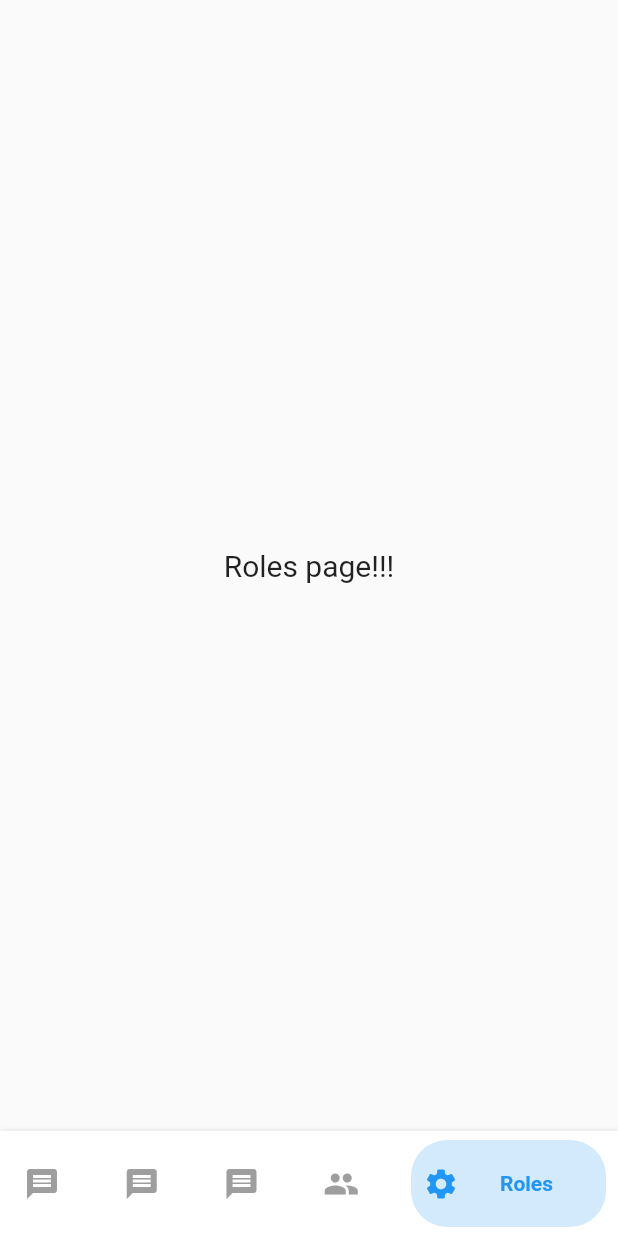
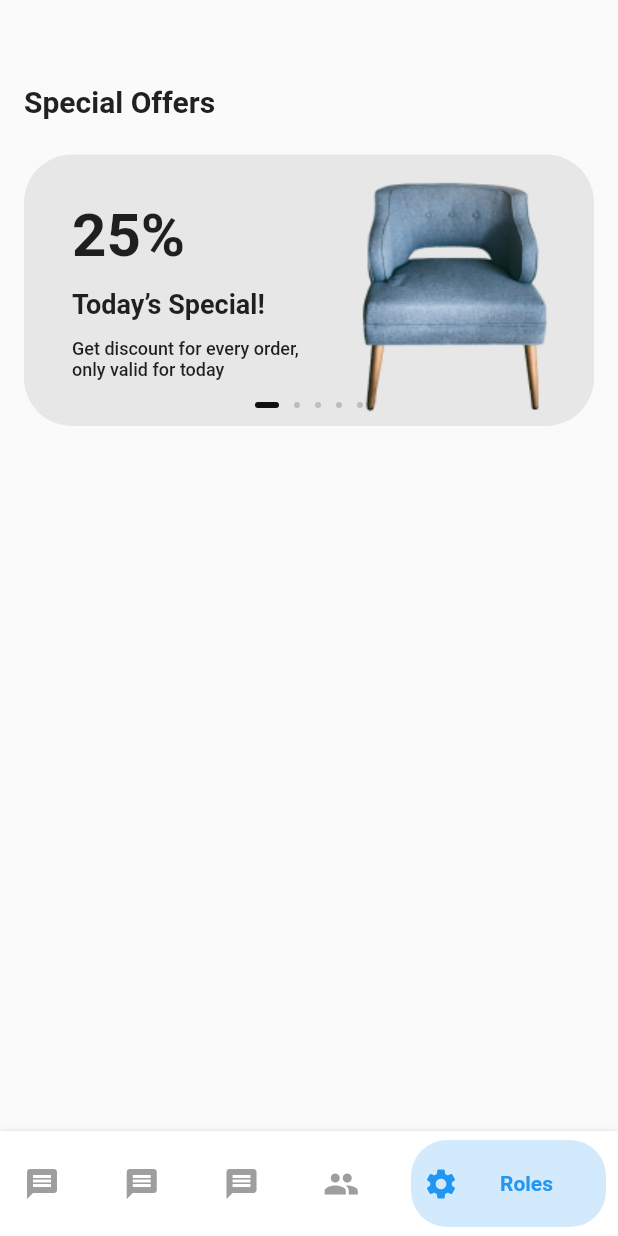
Before and after one commit to TranVDuy/flutter_manager_app, a Flutter app: the Dashboard screen opened directly, item 5 of the bottom bar chosen, on a phone screen of 412 x 824 dp. Run offline on Flutter 3.47's test engine with Material 2 defaults, Android fonts, the light colour scheme and no system bars; our stand-ins replace device_preview, flutter_svg, get; network calls fail.

Commit message:
carousel image

```diff
--- a/lib/app_properties.dart
+++ b/lib/app_properties.dart
@@ -5,6 +5,7 @@ const Color mediumYellow = Color(0xffFDB846);
 const Color darkYellow = Color(0xffE99E22);
 const Color transparentYellow = Color.fromRGBO(253, 184, 70, 0.7);
 const Color darkGrey = Color(0xff202020);
+const Color titleColor = Color(0xFF212121);
 
 const LinearGradient mainButton = LinearGradient(colors: [
   Color.fromRGBO(236, 60, 3, 1),
--- /dev/null
+++ b/lib/model/carousel_item.dart
@@ -0,0 +1,46 @@
+class CarouselItem {
+  final String discount;
+  final String title;
+  final String detail;
+  final String icon;
+
+  CarouselItem({
+    required this.discount,
+    required this.title,
+    required this.detail,
+    required this.icon,
+  });
+}
+
+final homeCarouselItems = <CarouselItem>[
+  CarouselItem(
+    discount: '25%',
+    title: "Today’s Special!",
+    detail: 'Get discount for every order, only valid for today',
+    icon: 'assets/sofa.png',
+  ),
+  CarouselItem(
+    discount: '35%',
+    title: "Tomorrow will be better!",
+    detail: 'Please give us a star!',
+    icon: 'assets/shiny_chair.png',
+  ),
+  CarouselItem(
+    discount: '100%',
+    title: "Not discount today!",
+    detail: 'If you have any problem, contact us',
+    icon: 'assets/lamp.png',
+  ),
+  CarouselItem(
+    discount: '75%',
+    title: "It's for you!",
+    detail: 'Wish you have a funny time',
+    icon: 'assets/plastic_chair@2x.png',
+  ),
+  CarouselItem(
+    discount: '65%',
+    title: "Make yourself at home!",
+    detail: 'If you have any confuse, let we now',
+    icon: 'assets/book_case@2x.png',
+  ),
+];
--- a/lib/pages/categories/categories.dart
+++ b/lib/pages/categories/categories.dart
@@ -4,6 +4,8 @@ import 'package:get/get.dart';
 import 'package:product_manager/model/category.dart';
 import 'package:product_manager/pages/categories/categories_controller.dart';
 import 'package:product_manager/pages/categories/staggered_category_card.dart';
+
+import '../../app_properties.dart';
 
 class CategoriesPage extends StatefulWidget {
   @override
@@ -77,10 +79,9 @@ class _CategoriesPageState extends State<CategoriesPage> {
                 child: Text(
                   'Category List',
                   style: TextStyle(
-                    color: Colors.black,
-                    fontSize: 22,
-                    fontWeight: FontWeight.bold,
-                  ),
+                      fontWeight: FontWeight.bold,
+                      fontSize: 20,
+                      color: titleColor),
                 ),
               ),
             ),
--- /dev/null
+++ b/lib/pages/roles/carousel/carousel.dart
@@ -0,0 +1,139 @@
+import 'package:flutter/material.dart';
+import 'package:product_manager/app_properties.dart';
+import 'package:product_manager/model/carousel_item.dart';
+
+import '../../../model/category.dart';
+import 'carousel_widget.dart';
+
+class Carousel extends StatefulWidget {
+  const Carousel({super.key});
+
+  @override
+  State<Carousel> createState() => _CarouselState();
+}
+
+class _CarouselState extends State<Carousel> {
+  late final List<CarouselItem> specials = homeCarouselItems;
+
+  int selectIndex = 0;
+
+  @override
+  Widget build(BuildContext context) {
+    return Column(
+      children: [
+        _buildTitle(),
+        const SizedBox(height: 24),
+        Stack(children: [
+          Container(
+            height: 181,
+            decoration: const BoxDecoration(
+              color: Color(0xFFE7E7E7),
+              borderRadius: BorderRadius.all(Radius.circular(32)),
+            ),
+            child: PageView.builder(
+              itemBuilder: (context, index) {
+                final data = specials[index];
+                return CarouselWidget(context, data: data, index: index);
+              },
+              itemCount: specials.length,
+              allowImplicitScrolling: true,
+              onPageChanged: (value) {
+                setState(() => selectIndex = value);
+              },
+            ),
+          ),
+          _buildPageIndicator()
+        ]),
+        const SizedBox(height: 24),
+        // GridView.builder(
+        //   physics: const NeverScrollableScrollPhysics(),
+        //   shrinkWrap: true,
+        //   itemCount: categories.length,
+        //   scrollDirection: Axis.vertical,
+        //   gridDelegate: const SliverGridDelegateWithMaxCrossAxisExtent(
+        //     mainAxisExtent: 100,
+        //     mainAxisSpacing: 24,
+        //     crossAxisSpacing: 24,
+        //     maxCrossAxisExtent: 77,
+        //   ),
+        //   itemBuilder: ((context, index) {
+        //     final data = categories[index];
+        //     return GestureDetector(
+        //       onTap: () =>
+        //           Navigator.pushNamed(context, MostPopularScreen.route()),
+        //       child: Column(
+        //         children: [
+        //           Container(
+        //             decoration: BoxDecoration(
+        //               color: const Color(0x10101014),
+        //               borderRadius: BorderRadius.circular(30),
+        //             ),
+        //             child: Padding(
+        //               padding: const EdgeInsets.all(16),
+        //               child: Image.asset(data.icon, width: 28, height: 28),
+        //             ),
+        //           ),
+        //           const SizedBox(height: 12),
+        //           FittedBox(
+        //             child: Text(
+        //               data.title,
+        //               style: const TextStyle(
+        //                   color: Color(0xff424242),
+        //                   fontWeight: FontWeight.bold,
+        //                   fontSize: 16),
+        //             ),
+        //           ),
+        //         ],
+        //       ),
+        //     );
+        //   }),
+        // )
+      ],
+    );
+  }
+
+  Widget _buildTitle() {
+    return Row(
+      mainAxisAlignment: MainAxisAlignment.spaceBetween,
+      crossAxisAlignment: CrossAxisAlignment.center,
+      children: [
+        const Text(
+          'Special Offers',
+          style: TextStyle(
+              fontWeight: FontWeight.bold, fontSize: 20, color: titleColor),
+        ),
+      ],
+    );
+  }
+
+  Widget _buildPageIndicator() {
+    List<Widget> list = [];
+    for (int i = 0; i < specials.length; i++) {
+      list.add(i == selectIndex ? _indicator(true) : _indicator(false));
+    }
+    return Container(
+      height: 181,
+      alignment: Alignment.bottomCenter,
+      padding: const EdgeInsets.only(bottom: 12),
+      child: Row(
+        mainAxisAlignment: MainAxisAlignment.center,
+        children: list,
+      ),
+    );
+  }
+
+  Widget _indicator(bool isActive) {
+    return SizedBox(
+      child: AnimatedContainer(
+        duration: const Duration(milliseconds: 150),
+        margin: const EdgeInsets.symmetric(horizontal: 5.0),
+        height: 4.0,
+        width: isActive ? 16 : 4.0,
+        decoration: BoxDecoration(
+          borderRadius: const BorderRadius.all(Radius.circular(2)),
+          color: isActive ? const Color(0XFF101010) : const Color(0xFFBDBDBD),
+        ),
+      ),
+    );
+  }
+}
--- /dev/null
+++ b/lib/pages/roles/carousel/carousel_widget.dart
@@ -0,0 +1,53 @@
+import 'package:flutter/cupertino.dart';
+import 'package:product_manager/model/carousel_item.dart';
+
+class CarouselWidget extends StatelessWidget {
+  const CarouselWidget(
+    this.context, {
+    Key? key,
+    required this.data,
+    required this.index,
+  }) : super(key: key);
+
+  final CarouselItem data;
+  final BuildContext context;
+  final int index;
+
+  @override
+  Widget build(BuildContext context) {
+    return Row(
+      mainAxisAlignment: MainAxisAlignment.spaceBetween,
+      children: [
+        Expanded(
+          child: Padding(
+            padding: const EdgeInsets.only(left: 32),
+            child: Column(
+              mainAxisAlignment: MainAxisAlignment.center,
+              crossAxisAlignment: CrossAxisAlignment.start,
+              children: [
+                Text(
+                  data.discount,
+                  style: const TextStyle(
+                      fontWeight: FontWeight.bold, fontSize: 40),
+                ),
+                const SizedBox(height: 12),
+                Text(
+                  data.title,
+                  style: const TextStyle(
+                      fontWeight: FontWeight.bold, fontSize: 18),
+                ),
+                const SizedBox(height: 12),
+                Text(
+                  data.detail,
+                  style: const TextStyle(
+                      fontWeight: FontWeight.w500, fontSize: 12),
+                ),
+              ],
+            ),
+          ),
+        ),
+        Image.asset(data.icon),
+      ],
+    );
+  }
+}
--- a/lib/pages/roles/roles.dart
+++ b/lib/pages/roles/roles.dart
@@ -1,5 +1,6 @@
 import 'package:flutter/material.dart';
 import 'package:get/get.dart';
+import 'package:product_manager/pages/roles/carousel/carousel.dart';
 import 'package:product_manager/pages/roles/roles_controller.dart';
 
 class RolesPage extends StatelessWidget {
@@ -8,12 +9,9 @@ class RolesPage extends StatelessWidget {
   Widget build(BuildContext context) {
     return Scaffold(
       body: Container(
-        child: Center(
-          child: Text(
-            controller.title,
-            style: TextStyle(fontSize: 20),
-          ),
-        ),
+        margin: const EdgeInsets.only(top: kToolbarHeight),
+        padding: const EdgeInsets.symmetric(horizontal: 16.0),
+        child: const Carousel(),
       ),
     );
   }
--- a/lib/pages/users/users.dart
+++ b/lib/pages/users/users.dart
@@ -186,7 +186,13 @@ class _UsersPageState extends State<UsersPage> {
               ),
               Padding(
                 padding: const EdgeInsets.fromLTRB(16.0, 32.0, 16.0, 16.0),
-                child: Text('Frequent Contacts'),
+                child: Text(
+                  'Recent Users',
+                  style: TextStyle(
+                      fontWeight: FontWeight.bold,
+                      fontSize: 20,
+                      color: titleColor),
+                ),
               ),
               Expanded(
                   child: Center(
@@ -251,7 +257,13 @@ class _UsersPageState extends State<UsersPage> {
               )),
               Padding(
                 padding: const EdgeInsets.fromLTRB(16.0, 16.0, 16.0, 0.0),
-                child: Text('Your Contacts'),
+                child: Text(
+                  'Our Users',
+                  style: TextStyle(
+                      fontWeight: FontWeight.bold,
+                      fontSize: 20,
+                      color: titleColor),
+                ),
               ),
               Expanded(
                   flex: 2,
```
Also changed, not shown: assets/book_case@2x.png (added), assets/class_package@2x.png (added), assets/detail_sofa.png (added), assets/foam_padded_chair@2x.png (added), assets/lamp.png (added), assets/plastic_chair@2x.png (added), assets/shiny_chair.png (added), assets/sofa.png (added), assets/wooden_chairs.png (added).
